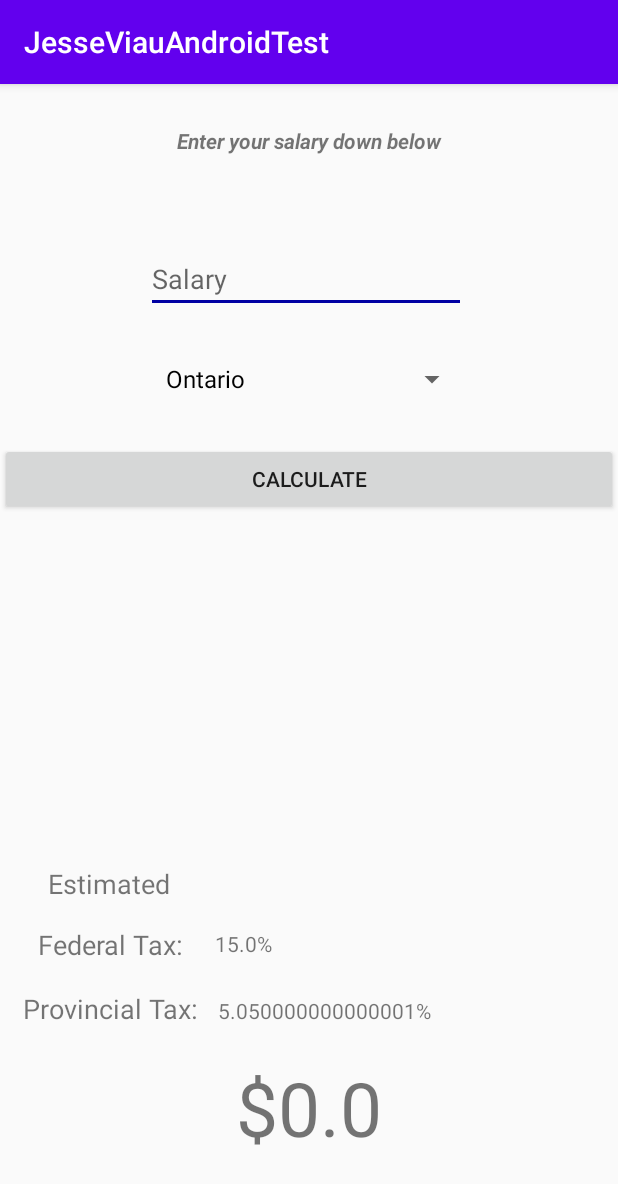
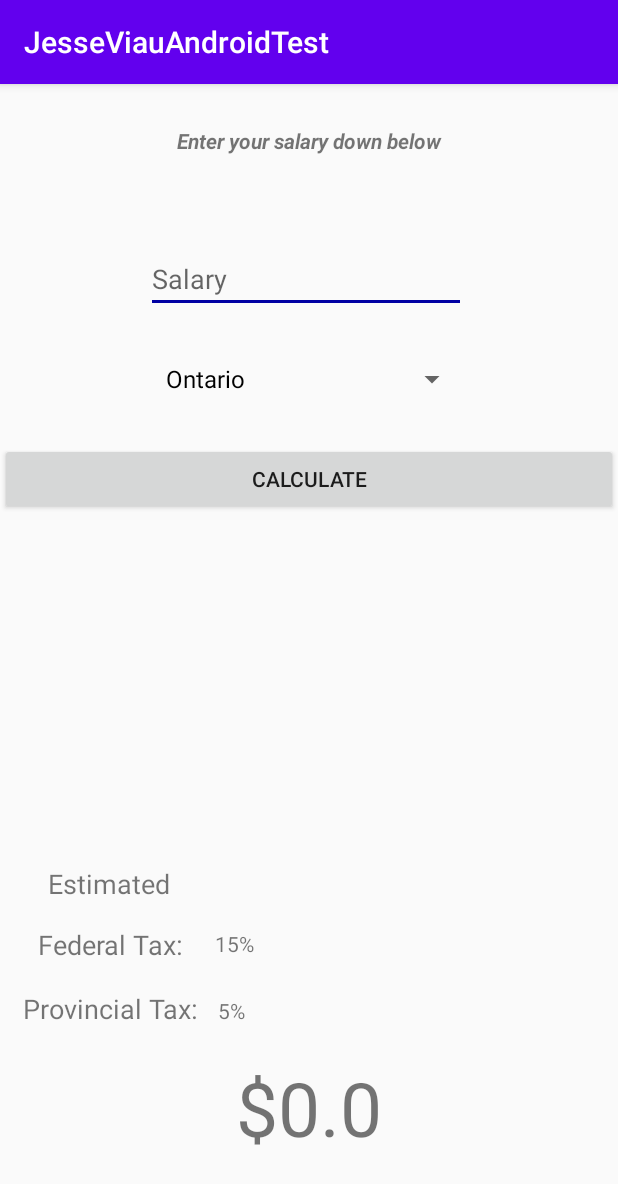
Before and after one commit to jveo/Finance-App, an Android app: the fragment IncomeTaxCalculatorFragment shown on its own in the app's theme, after a tap on "CALCULATE", on a phone screen of 412 x 824 dp. Shown: the top 1184 px of the screen. Run offline under Robolectric (Android 15) with nearby library versions, the phone set to English and light mode, and no system bars; 2 statements that could not run were skipped.

Commit message:
fixed federal Tax field being initally populated and Math.rounded the result

```diff
--- a/app/src/main/java/com/example/jesseviauandroidtest/fragments/IncomeTaxCalculatorFragment.java
+++ b/app/src/main/java/com/example/jesseviauandroidtest/fragments/IncomeTaxCalculatorFragment.java
@@ -101,10 +101,11 @@ public class IncomeTaxCalculatorFragment extends Fragment implements AdapterView
         button = (Button) view.findViewById(R.id.calculateButton);
 
 
-
         button.setOnClickListener(new View.OnClickListener() {
             @Override
             public void onClick(View v) {
+
+                salary = Integer.parseInt(salaryInput.getText().toString());
 
                 //FEDERAL TAX
                     if(salary <= 48535){
@@ -123,10 +124,9 @@ public class IncomeTaxCalculatorFragment extends Fragment implements AdapterView
                         federalTax = 0.33;
                     }
 
-                salary = Integer.parseInt(salaryInput.getText().toString());
                 double result = Math.round(salary - (salary*(federalTax+provincialTax)));
-                estimatedFedTaxOutput.setText(String.valueOf(federalTax*100) + "%");
-                estimatedProvTaxOutput.setText(String.valueOf(provincialTax*100) + "%");
+                estimatedFedTaxOutput.setText(String.valueOf(Math.round(federalTax*100)) + "%");
+                estimatedProvTaxOutput.setText(String.valueOf(Math.round(provincialTax*100)) + "%");
                 resultOutput.setText("$" + String.valueOf(result));
 
             }
```
Lines whose indentation alone changed are shown as unchanged.
